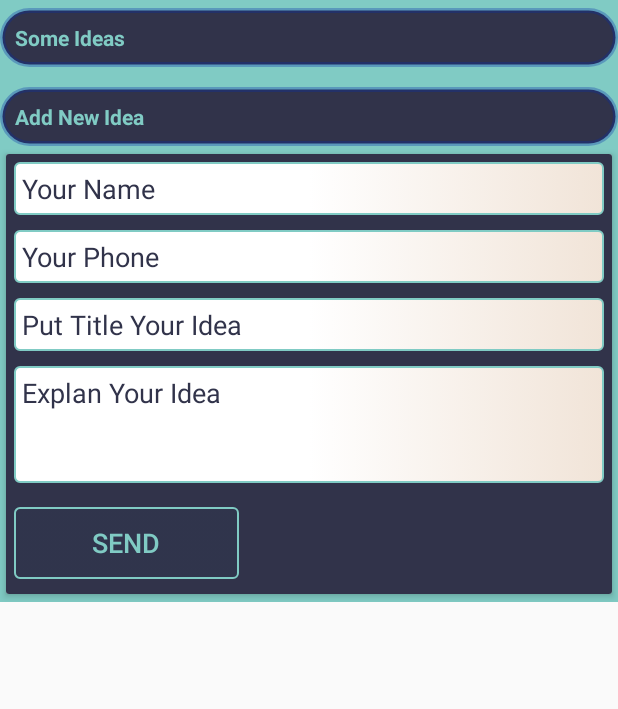
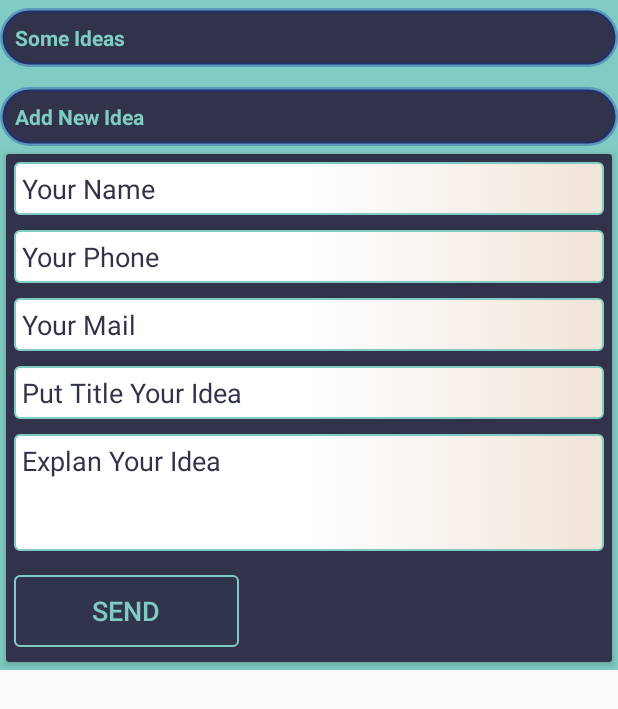
Before and after one commit to Alatheer/Elatheer, an Android app: the layout activity_idia.xml on its own in the app's theme, with its tools: preview values and no code run, on a phone screen of 412 x 824 dp. Shown: the top 709 px of the screen. Run offline under Robolectric (Android 15) with nearby library versions, the phone set to English and light mode, and no system bars.

Commit message:
intial_commit

```diff
--- a/app/src/main/res/layout/activity_idia.xml
+++ b/app/src/main/res/layout/activity_idia.xml
@@ -94,6 +94,20 @@
                     android:paddingRight="5dp"
                     android:paddingTop="5dp"
                     android:textColorHint="@color/colorPrimary" />
+                <EditText
+                    android:id="@+id/cmail"
+                    android:layout_width="match_parent"
+                    android:layout_height="wrap_content"
+                    android:layout_marginBottom="10dp"
+                    android:background="@drawable/text"
+                    android:hint="@string/mail"
+
+                    android:paddingBottom="5dp"
+                    android:inputType="textEmailAddress"
+                    android:paddingLeft="5dp"
+                    android:paddingRight="5dp"
+                    android:paddingTop="5dp"
+                    android:textColorHint="@color/colorPrimary" />
 
                 <EditText
                     android:id="@+id/idea_title"
@@ -120,6 +134,7 @@
                     android:textColorHint="@color/colorPrimary"
                     android:background="@drawable/text"/>
 
+
 <LinearLayout
     android:layout_marginTop="16dp"
 
@@ -133,7 +148,7 @@
                     android:layout_height="wrap_content"
                     android:textColor="@color/amber_400"
                     android:textSize="18sp"
-                    android:onClick="send"
+                    android:onClick="registerOrder"
                     android:layout_gravity="right"
                     android:text="@string/send"
 
```
Also changed, not shown: app/src/main/java/com/example/elashry/elatheer/Activites/CallUs.java (+22 -0 lines), app/src/main/java/com/example/elashry/elatheer/Activites/idieaactivity.java (+28 -9 lines).
